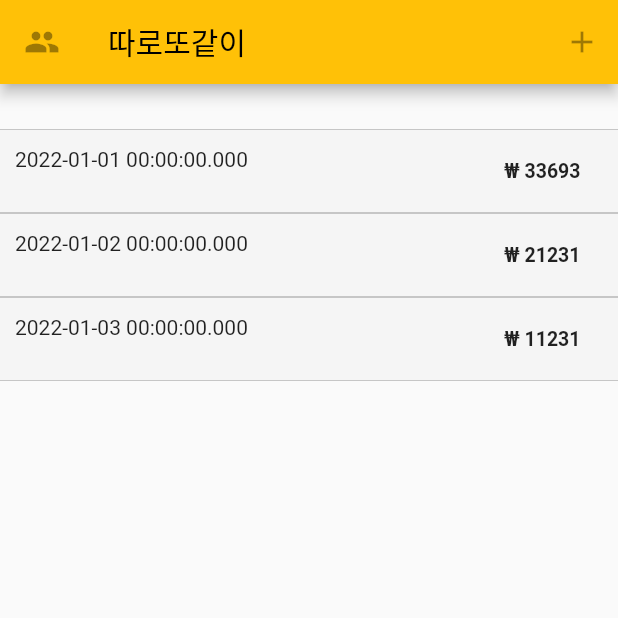
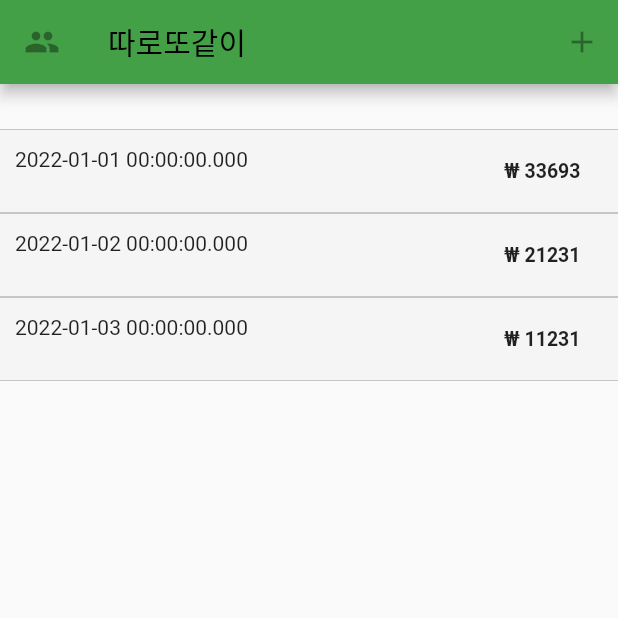
Before and after one commit to tyange/ttattogat_flutter, a Flutter app: the screen it shows after launch, on a phone screen of 412 x 824 dp, the top half of it. Run offline on Flutter 3.47's test engine with Material 2 defaults, Android fonts, the phone set to English and light mode, and no system bars; Roboto replaces fonts that are missing (Gowun Dodum, Pretendard).

Commit message:
modified color scheme

```diff
--- a/lib/main.dart
+++ b/lib/main.dart
@@ -18,9 +18,10 @@ class MyApp extends StatelessWidget {
       theme: ThemeData(
           // Define the default brightness and colors.
           colorScheme: ColorScheme.fromSwatch(
-            primarySwatch: Colors.amber,
+            primarySwatch: Colors.green,
           )
-              .copyWith(secondary: Colors.indigo[100])
+              .copyWith(primary: Colors.green[600])
+              .copyWith(secondary: Colors.indigo[900])
               .copyWith(error: Colors.redAccent)
               .copyWith(
                 background: Colors.white,
```
